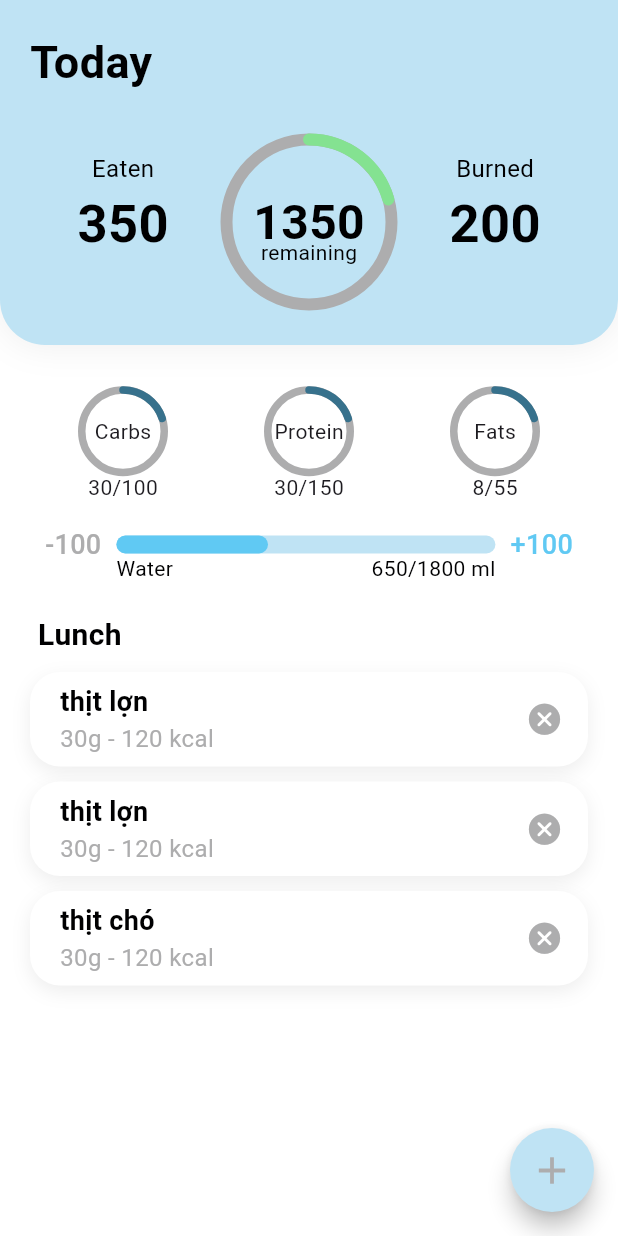
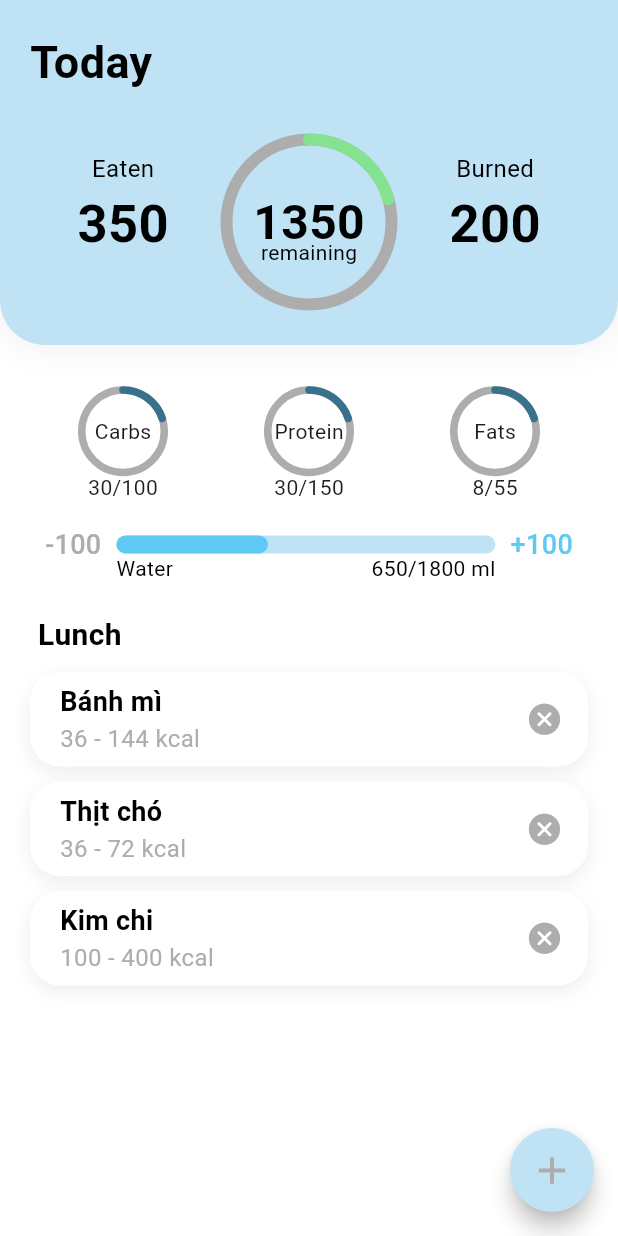
Before and after one commit to Khanhs3043/CalorieManagement, a Flutter app: the HomeScreen screen opened directly, on a phone screen of 412 x 824 dp. Run offline on Flutter 3.47's test engine with Material 3 defaults, Android fonts, the light colour scheme and no system bars; our stand-ins replace firebase_auth, firebase_core, fl_chart; missing offline and left inert: dart:ffi; accounts and stored records are empty.

Commit message:
update something

```diff
--- /dev/null
+++ b/calopilot/lib/models/food.dart
@@ -0,0 +1,21 @@
+class Food{
+  String name;
+  int carbs;
+  int fats;
+  int protein;
+  int kcal;
+  String nameOfServing;
+  int amountOfServing;
+  String? UserID;
+
+  Food({
+  this.name = '',
+  this.carbs = 0,
+  this.fats = 0,
+    this.protein = 0,
+    this.amountOfServing = 0,
+    this.kcal = 0,
+    this.nameOfServing = 'serving',
+    this.UserID
+  });
+}
--- /dev/null
+++ b/calopilot/lib/models/foodLog.dart
@@ -0,0 +1,26 @@
+import 'food.dart';
+
+class FoodLog{
+  int quantity;
+  Food food;
+  int kcal;
+  DateTime? recordAt = DateTime.now();
+  String userID;
+  int carbs = 0;
+  int fats = 0;
+  int protein = 0;
+
+  FoodLog({
+    required this.userID,
+    this.kcal =  0,
+    required this.food,
+    this.quantity = 0,
+    this.recordAt
+});
+  calc(){
+    kcal = food.kcal * quantity~/food.amountOfServing;
+    carbs = food.carbs * quantity~/food.amountOfServing;
+    fats = food.fats * quantity~/food.amountOfServing;
+    protein = food.protein * quantity~/food.amountOfServing;
+  }
+}
--- a/calopilot/lib/screens/homeScreen.dart
+++ b/calopilot/lib/screens/homeScreen.dart
@@ -1,13 +1,46 @@
 
 
+import 'package:calopilot/models/food.dart';
+import 'package:calopilot/models/foodLog.dart';
 import 'package:calopilot/models/myColor.dart';
 import 'package:calopilot/screens/addScreen.dart';
 import 'package:flutter/material.dart';
 import 'package:provider/provider.dart';
 import '../widgets/home_food.dart';
 class HomeScreen extends StatelessWidget {
-  const HomeScreen({super.key});
-
+  HomeScreen({super.key});
+  var listFoodLog = [
+    FoodLog(userID: '', food: Food(
+        name: "Bánh mì",
+        carbs: 12,
+        fats: 2,
+        protein: 2,
+        amountOfServing: 30,
+        kcal: 120,
+        nameOfServing: "cái"
+    ),
+        quantity: 36),
+    FoodLog(userID: '', food: Food(
+        name: "Thịt chó",
+        carbs: 12,
+        fats: 12,
+        protein: 32,
+        amountOfServing: 100,
+        kcal: 200,
+        nameOfServing: "cái"
+    ),
+        quantity: 36),
+    FoodLog(userID: '', food: Food(
+        name: "Kim chi",
+        carbs: 4,
+        fats: 1,
+        protein: 5,
+        amountOfServing: 30,
+        kcal: 120,
+        nameOfServing: "cái"
+    ),
+        quantity: 100),
+  ];
   @override
   Widget build(BuildContext context) {
     return Consumer<MyUI>(
@@ -142,9 +175,12 @@ class HomeScreen extends StatelessWidget {
                       fontWeight: FontWeight.bold,
                       color: ui.color4
                     ),),
-                    HomeFood(food: "thịt lợn",infor: '30g - 120 kcal'),
-                    HomeFood(food: "thịt lợn",infor: '30g - 120 kcal'),
-                    HomeFood(food: "thịt chó",infor: '30g - 120 kcal'),
+                    listFoodLog.isEmpty?const SizedBox():
+                    Column(
+                        children:listFoodLog.map(
+                                (foodLog) => HomeFood(
+                                foodLog: foodLog)).toList()),
+
                     const SizedBox(height: 20,)
 
                   ],
--- a/calopilot/lib/screens/loginScreen.dart
+++ b/calopilot/lib/screens/loginScreen.dart
@@ -1,12 +1,11 @@
 import 'package:calopilot/screens/forgotPwScreen.dart';
-import 'package:calopilot/screens/homeScreen.dart';
 import 'package:calopilot/screens/siginScreen.dart';
 import 'package:calopilot/widgets/tf_email.dart';
 import 'package:calopilot/widgets/tf_password.dart';
 import 'package:firebase_auth/firebase_auth.dart';
 import 'package:flutter/material.dart';
-
 import '../widgets/fb_auth.dart';
+import 'mainScreen.dart';
 
 class LoginScreen extends StatefulWidget {
   const LoginScreen({super.key});
@@ -35,7 +34,6 @@ class _LoginScreenState extends State<LoginScreen> {
                     fontSize: 40,
                     color: Colors.white,
                     fontWeight: FontWeight.bold,
-                    fontFamily: 'Toboto'
                 ),),
               SizedBox(height: 40),
               MyTextField(
@@ -83,7 +81,7 @@ class _LoginScreenState extends State<LoginScreen> {
 
                     Navigator.push(
                       context,
-                      MaterialPageRoute(builder: (context) => HomeScreen()),);
+                      MaterialPageRoute(builder: (context) => MainScreen()),);
                   } else {
                     ScaffoldMessenger.of(context).showSnackBar(const SnackBar(
                       content: Text("Có lỗi đăng nhập."),
--- a/calopilot/lib/widgets/home_food.dart
+++ b/calopilot/lib/widgets/home_food.dart
@@ -1,14 +1,21 @@
+import 'package:calopilot/models/foodLog.dart';
 import 'package:calopilot/models/myColor.dart';
+import 'package:calopilot/screens/foodLogInfoScreen.dart';
 import 'package:flutter/material.dart';
 import 'package:provider/provider.dart';
 
 class HomeFood extends StatelessWidget {
-  HomeFood({super.key,  required this.food, required this.infor});
-  String food;
-  String infor;
+  HomeFood({super.key,  required this.foodLog});
+  FoodLog foodLog;
+
   @override
   Widget build(BuildContext context) {
-    return Container(
+    foodLog.calc();
+    return GestureDetector(
+      onTap: (){
+        Navigator.push(context, MaterialPageRoute(builder: (context)=>FoodLogInfoScreen(foodLog: foodLog,)));
+      },
+      child: Container(
         margin: EdgeInsets.only(top: 10),
         padding: EdgeInsets.only(top: 7,bottom: 7,left: 20,right: 5),
         decoration: BoxDecoration(
@@ -28,12 +35,14 @@ class HomeFood extends StatelessWidget {
                 Column(
                   crossAxisAlignment: CrossAxisAlignment.start,
                   children: [
-                  Text(food,style: TextStyle(
+                    Text(foodLog.food.name,style: TextStyle(
                       fontSize: 18,
                       fontWeight: FontWeight.bold,
                       color: Provider.of<MyUI>(context).color4,
                     ),),
-                  Text(infor,style: TextStyle(
+                    Text(
+                      "${foodLog.quantity} - ${foodLog.kcal} kcal",
+                      style: TextStyle(
                       fontSize: 16,
                       color: Color(0xffadadae),
                     ),),
@@ -44,6 +53,7 @@ class HomeFood extends StatelessWidget {
             IconButton(onPressed: (){}, icon: Icon(Icons.cancel_rounded,size: 25,color: Color(0xffadadae),),)
           ],
         ),
+      ),
     );
   }
 }
```
Also changed, not shown: calopilot/lib/models/meal.dart (added, +21 -0 lines), calopilot/lib/screens/foodLogInfoScreen.dart (added, +83 -0 lines), calopilot/lib/widgets/nutritionChart.dart (added, +103 -0 lines), calopilot/pubspec.lock, 1 other file. Lines whose indentation alone changed are shown as unchanged.
